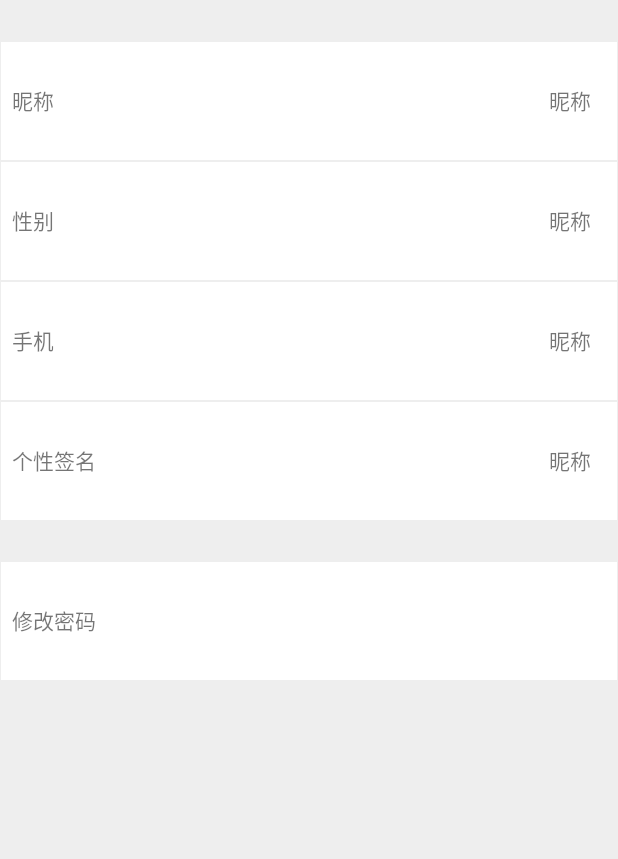
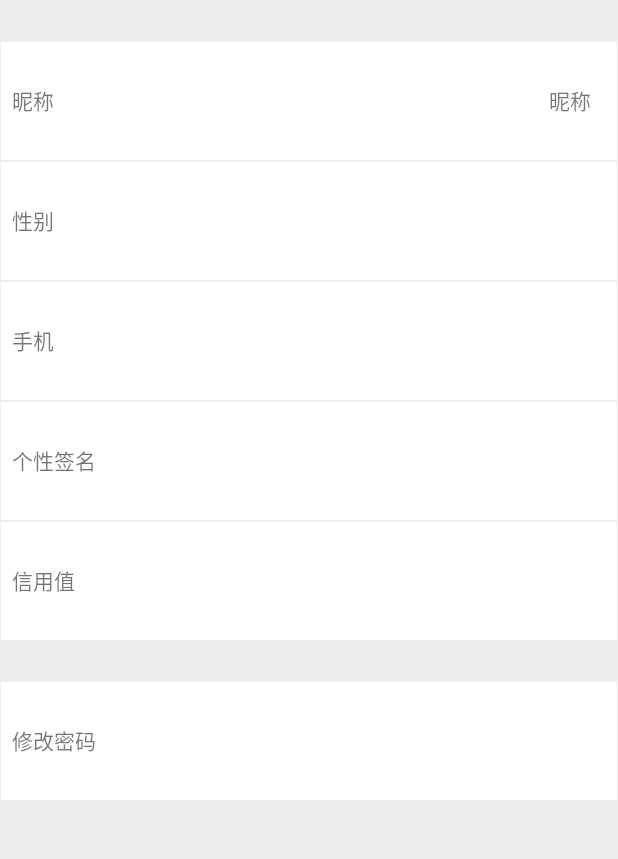
Before and after one commit to jichaofdu/PM_Project, an Android app: the layout activity_user_information.xml on its own in the app's theme, with its tools: preview values and no code run, on a phone screen of 412 x 824 dp, the part 179-1038 px from its top. Run offline under Robolectric (Android 15) with nearby library versions, the phone set to English and light mode, and no system bars.

Commit message:
修复大量bug

```diff
--- a/Client/Dada/app/src/main/AndroidManifest.xml
+++ b/Client/Dada/app/src/main/AndroidManifest.xml
@@ -42,7 +42,7 @@
 
         <meta-data
             android:name="com.amap.api.v2.apikey"
-            android:value="26014d4e525d106d54929b790aa25ec3" />
+            android:value="5bf6b9412b66e83be84ec4080913dbbe" />
 
         <service android:name="com.amap.api.location.APSService" />
 
--- a/Client/Dada/app/src/main/res/layout/activity_user_information.xml
+++ b/Client/Dada/app/src/main/res/layout/activity_user_information.xml
@@ -130,7 +130,6 @@
                     android:id="@+id/sex"
                     android:layout_width="wrap_content"
                     android:layout_height="match_parent"
-                    android:text="昵称"
                     android:layout_gravity="right"
                     android:gravity="center_vertical"
                     android:layout_marginEnd="18dip"/>
@@ -171,7 +170,6 @@
                     android:id="@+id/phone"
                     android:layout_width="wrap_content"
                     android:layout_height="match_parent"
-                    android:text="昵称"
                     android:layout_gravity="right"
                     android:gravity="center_vertical"
                     android:layout_marginEnd="18dip"/>
@@ -212,7 +210,6 @@
                     android:id="@+id/bio"
                     android:layout_width="wrap_content"
                     android:layout_height="match_parent"
-                    android:text="昵称"
                     android:layout_gravity="right"
                     android:gravity="center_vertical"
                     android:layout_marginEnd="18dip"/>
@@ -220,7 +217,46 @@
             </LinearLayout>
 
         </LinearLayout>
+        <LinearLayout
+            android:id="@+id/creditLayout"
+            android:layout_width="match_parent"
+            android:layout_height="120px"
+            android:background="@drawable/item_selector"
+            android:clickable="true">
 
+            <LinearLayout
+                android:orientation="vertical"
+                android:layout_width="fill_parent"
+                android:layout_height="fill_parent"
+                android:layout_weight="1">
+
+                <TextView
+                    android:layout_width="wrap_content"
+                    android:layout_height="match_parent"
+                    android:text="信用值"
+                    android:gravity="center_vertical"
+                    android:layout_marginLeft="8dip"/>
+
+            </LinearLayout>
+
+            <LinearLayout
+                android:orientation="vertical"
+                android:layout_width="fill_parent"
+                android:layout_height="fill_parent"
+                android:layout_weight="1">
+
+                <TextView
+                    android:id="@+id/my_credit"
+                    android:layout_width="wrap_content"
+                    android:layout_height="match_parent"
+                    android:layout_gravity="right"
+                    android:gravity="center_vertical"
+                    android:layout_marginEnd="18dip"
+                    android:textColor="@color/dada_blue"/>
+
+            </LinearLayout>
+
+        </LinearLayout>
         <LinearLayout
             android:id="@+id/passwordLayout"
             android:layout_width="match_parent"
```
Also changed, not shown: Client/Dada/app/src/main/java/projectmanager/dada/fragment/AcceptedTaskFragment.java (+6 -2 lines), Client/Dada/app/src/main/java/projectmanager/dada/fragment/PublishedTaskFragment.java (+5 -2 lines), Client/Dada/app/src/main/java/projectmanager/dada/fragment/UserProfileFragment.java (+5 -10 lines), Client/Dada/app/src/main/java/projectmanager/dada/pages/MyAcceptTaskDetailActivity.java (+7 -3 lines), Client/Dada/app/src/main/java/projectmanager/dada/pages/MyPublishTaskDetailActivity.java (+24 -8 lines), Client/Dada/app/src/main/java/projectmanager/dada/pages/TaskDetailActivity.java (+27 -48 lines), Client/Dada/app/src/main/res/layout/activity_task_detail.xml (+12 -50 lines).
